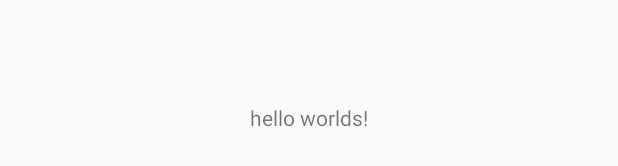
After one commit to CubanAzcuy/Location, an Android app: the layout fragment_search.xml on its own in the app's theme, with its tools: preview values and no code run, on a phone screen of 412 x 824 dp. The commit adds this screen. Shown: the part 501-667 px from the top of the screen. Run offline under Robolectric (Android 15) with nearby library versions, the phone set to English and light mode, and no system bars.

Commit message:
Search Fragment

```diff
--- /dev/null
+++ b/app/src/main/res/layout/fragment_search.xml
@@ -0,0 +1,22 @@
+<?xml version="1.0" encoding="utf-8"?>
+<android.support.constraint.ConstraintLayout
+    xmlns:android="http://schemas.android.com/apk/res/android"
+    xmlns:app="http://schemas.android.com/apk/res-auto"
+    xmlns:tools="http://schemas.android.com/tools"
+    android:layout_width="match_parent"
+    android:layout_height="match_parent">
+
+    <TextView
+        android:layout_width="wrap_content"
+        android:layout_height="wrap_content"
+        android:layout_marginBottom="8dp"
+        android:layout_marginEnd="8dp"
+        android:layout_marginStart="8dp"
+        android:layout_marginTop="8dp"
+        android:text="hello worlds!"
+        app:layout_constraintBottom_toBottomOf="parent"
+        app:layout_constraintEnd_toEndOf="parent"
+        app:layout_constraintStart_toStartOf="parent"
+        app:layout_constraintTop_toTopOf="parent"/>
+
+</android.support.constraint.ConstraintLayout>
```
Also changed, not shown: app/src/main/java/com/dev925/location/MainActivity.java (+18 -1 lines), app/src/main/java/com/dev925/location/SearchFragment.java (added, +65 -0 lines), app/src/main/res/layout/activity_main.xml (+6 -11 lines), app/src/main/res/menu/menu_search.xml (added, +9 -0 lines).
